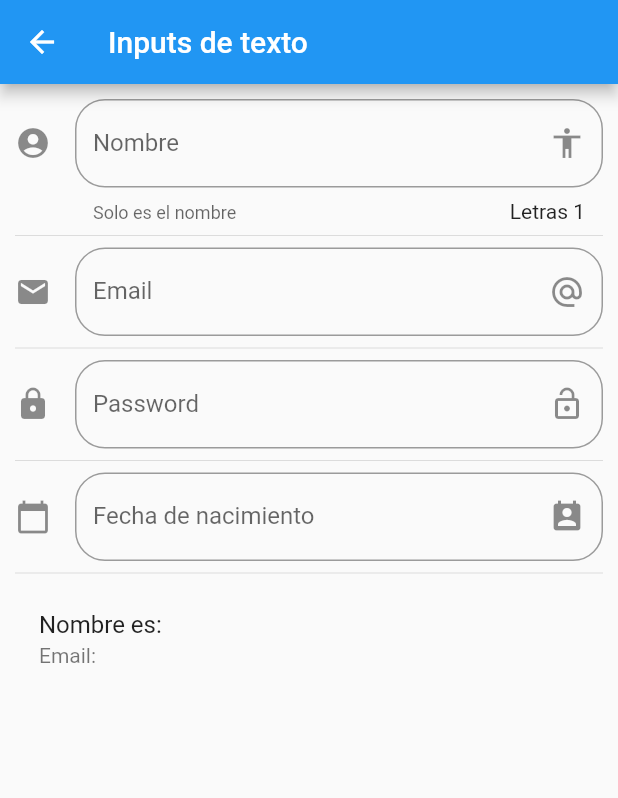
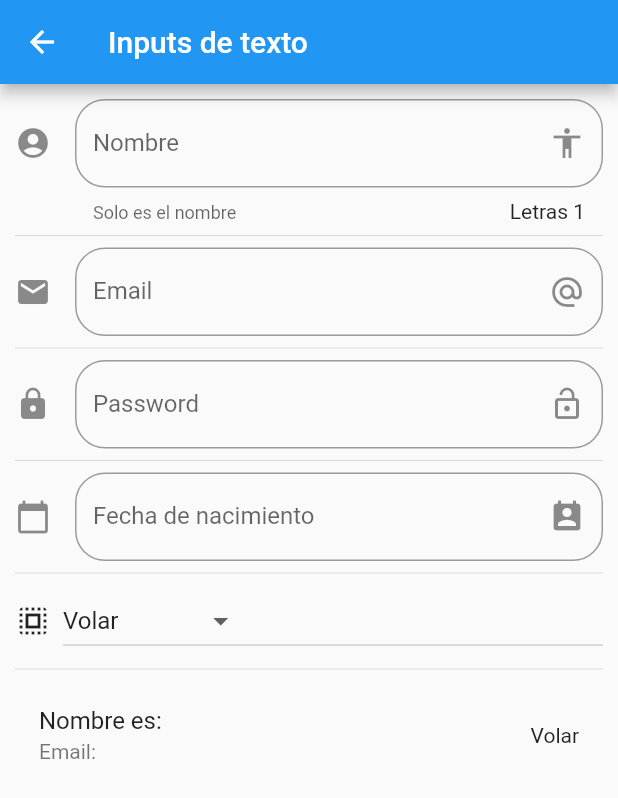
Before and after one commit to Yoliani/Componentes-en-Flutter, a Flutter app: the InputPage screen opened by its route, on a phone screen of 412 x 824 dp. Shown: the top 798 px of the screen. Run offline on Flutter 3.47's test engine with Material 2 defaults, Android fonts, the phone set to English and light mode, and no system bars.

Commit message:
Dropdown y DropdownMenuItem

```diff
--- a/componentes/lib/src/pages/input_page.dart
+++ b/componentes/lib/src/pages/input_page.dart
@@ -1,4 +1,6 @@
 import 'package:flutter/material.dart';
+import 'package:intl/intl.dart';
+import 'package:intl/date_symbol_data_local.dart';
 
 class InputPage extends StatefulWidget {
   InputPage({Key key}) : super(key: key);
@@ -11,6 +13,8 @@ class _InputPageState extends State<InputPage> {
   String _nombre = ' ';
   String _email = ' ';
   String _fecha = ' ';
+  String _opcionSeleccionada = 'Volar';
+  List _poder = ['Volar', 'Rayos X', 'Super aliento', 'Super fuerza'];
 
   TextEditingController _inputFieldDateController = new TextEditingController();
 
@@ -30,6 +34,8 @@ class _InputPageState extends State<InputPage> {
           _crearPassword(),
           Divider(),
           _crearFecha(context),
+          Divider(),
+          _crearDropdown(),
           Divider(),
           _crearPersona(),
         ],
@@ -60,10 +66,43 @@ class _InputPageState extends State<InputPage> {
     );
   }
 
+  List<DropdownMenuItem<String>> getOpcionesDropdown() {
+    List<DropdownMenuItem<String>> lista = new List();
+    _poder.forEach((poder) {
+      lista.add(DropdownMenuItem(
+        child: Text(poder),
+        value: poder,
+      ));
+    });
+    return lista;
+  }
+
+  Widget _crearDropdown() {
+    return Row(
+      children: <Widget>[
+        Icon(Icons.select_all),
+        SizedBox(
+          width: 8.0,
+        ),
+        Expanded(
+            child: DropdownButton(
+          value: _opcionSeleccionada,
+          items: getOpcionesDropdown(),
+          onChanged: (opt) {
+            setState(() {
+              _opcionSeleccionada = opt;
+            });
+          },
+        ))
+      ],
+    );
+  }
+
   Widget _crearPersona() {
     return ListTile(
       title: Text('Nombre es: $_nombre'),
       subtitle: Text('Email: $_email'),
+      trailing: Text(_opcionSeleccionada),
     );
   }
 
@@ -131,9 +170,17 @@ class _InputPageState extends State<InputPage> {
     );
     if (picked != null) {
       setState(() {
-        _fecha = picked.toString();
+        _fecha = _convertDateTime(picked.toString());
         _inputFieldDateController.text = _fecha;
       });
     }
   }
+
+  String _convertDateTime(String date) {
+    final DateFormat displayFormater = DateFormat('yyyy-MM-dd HH:mm:ss.SSS');
+    final DateFormat serverFormater = DateFormat('dd-MM-yyyy');
+    final DateTime displayDate = displayFormater.parse(date);
+    final String formatted = serverFormater.format(displayDate);
+    return formatted;
+  }
 }
```
